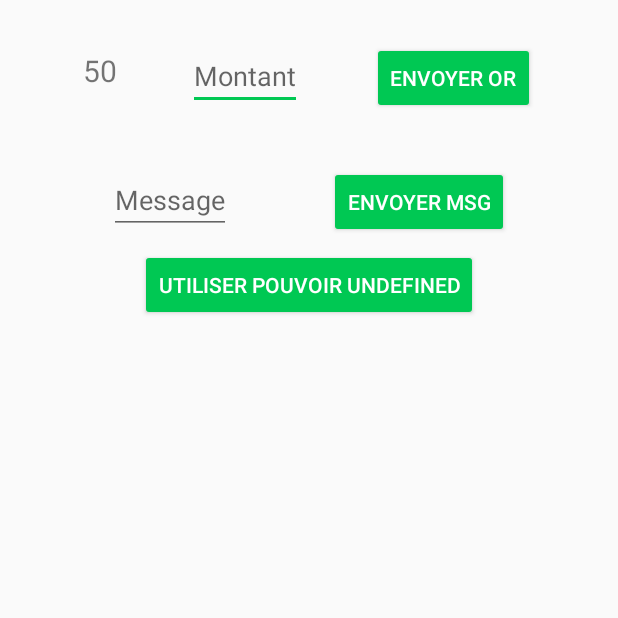
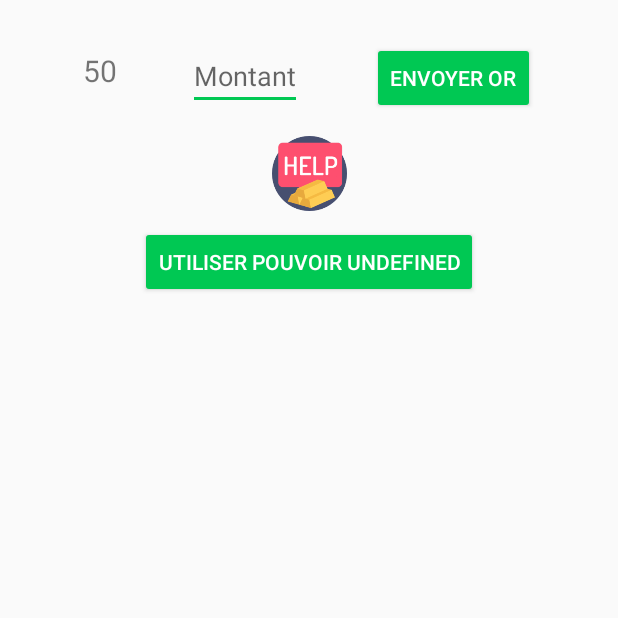
Before and after one commit to CharlyLafon37/TowerDefensePhone, an Android app: the GameActivity screen opened directly, with no data from a screen before it, on a phone screen of 412 x 824 dp, the top half of it. Run offline under Robolectric (Android 15) with nearby library versions, the phone set to English and light mode, and no system bars; libraries missing offline, so code that uses them is left out: com.github.nkzawa.emitter, com.github.nkzawa.socketio; 2 statements that could not run were skipped.

Commit message:
v0 demo.

```diff
--- a/app/src/main/AndroidManifest.xml
+++ b/app/src/main/AndroidManifest.xml
@@ -22,7 +22,8 @@
         </activity>
 
         <activity
-            android:name=".activities.GameActivity" />
+            android:name=".activities.GameActivity">
+        </activity>
     </application>
 
 </manifest>
--- a/app/src/main/java/td/ez/com/towerdefense/activities/GameActivity.java
+++ b/app/src/main/java/td/ez/com/towerdefense/activities/GameActivity.java
@@ -101,7 +101,8 @@ public class GameActivity extends AppCompatActivity
                         try
                         {
                             int amount = json.getInt("amount");
-                            Snackbar.make(findViewById(R.id.game_layout), "Received " + amount + " gold.", Snackbar.LENGTH_SHORT).show();
+                            Snackbar.make(findViewById(R.id.game_layout), "Received " + amount + " gold.", Snackbar.LENGTH_SHORT)
+                                    .show();
 
                             currentGoldAmount += amount;
                             currentGoldAmountView.setText(Integer.toString(currentGoldAmount));
@@ -128,10 +129,36 @@ public class GameActivity extends AppCompatActivity
                         JSONObject json = (JSONObject) args[0];
                         try
                         {
-                            String from = json.getString("from");
+                            String from = json.getString("De");
                             String message = json.getString("msg");
 
                             Snackbar.make(findViewById(R.id.game_layout), "From " + from + " : " + message, Snackbar.LENGTH_SHORT)
+                                    .show();
+                        }
+                        catch(JSONException e)
+                        {
+                            e.printStackTrace();
+                        }
+                    }
+                });
+            }
+        });
+
+        socket.on("state", new Emitter.Listener()
+        {
+            @Override
+            public void call(final Object... args)
+            {
+                runOnUiThread(new Runnable()
+                {
+                    @Override
+                    public void run()
+                    {
+                        JSONObject json = (JSONObject) args[0];
+                        try
+                        {
+                            String action = json.getString("action");
+                            Snackbar.make(findViewById(R.id.game_layout), "Action : " + action, Snackbar.LENGTH_SHORT)
                                     .show();
                         }
                         catch(JSONException e)
@@ -159,6 +186,9 @@ public class GameActivity extends AppCompatActivity
             return;
         }
         final int amount = Integer.parseInt(amountView.getText().toString());
+
+        if(amount > currentGoldAmount || amount < 0)
+            return;
 
         /********* Picking the player to whom send the gold *******/
         SharedPreferences sharedPref = getSharedPreferences(getString(R.string.sp_pseudos), Context.MODE_PRIVATE);
@@ -206,8 +236,20 @@ public class GameActivity extends AppCompatActivity
 
     public void onClickSendMessage(View v)
     {
-        EditText messageView = findViewById(R.id.message_tosend);
-        final String message = messageView.getText().toString().trim();
+        String message;
+
+        switch(v.getId())
+        {
+            case R.id.msg_help :
+            {
+                message = "J'ai besoin d'argent !";
+                break;
+            }
+            default:
+                message = "UNDEFINED";
+        }
+
+        final String messageToSend = message;
 
         /********* Picking the player to whom send the message *******/
         SharedPreferences sharedPref = getSharedPreferences(getString(R.string.sp_pseudos), Context.MODE_PRIVATE);
@@ -221,7 +263,7 @@ public class GameActivity extends AppCompatActivity
             @Override
             public void onPlayerPicked(String playerName)
             {
-                sendMessage(playerName, message);
+                sendMessage(playerName, messageToSend);
 
                 // FUCKING TEMPORARY !!!!!!!!
                 enableImmersiveMode();
--- a/app/src/main/res/layout/activity_game.xml
+++ b/app/src/main/res/layout/activity_game.xml
@@ -40,25 +40,16 @@
         android:text="Envoyer Or"
         android:onClick="onClickSendGold"/>
 
-    <EditText
-        android:id="@+id/message_tosend"
-        android:layout_width="wrap_content"
-        android:layout_height="wrap_content"
+    <ImageView
+        android:id="@+id/msg_help"
+        android:layout_width="50dp"
+        android:layout_height="50dp"
+        android:scaleType="centerCrop"
         app:layout_constraintLeft_toLeftOf="parent"
-        app:layout_constraintRight_toLeftOf="@id/send_message"
-        app:layout_constraintTop_toBottomOf="@id/current_gold"
-        android:hint="Message"
-        android:layout_marginTop="50dp"/>
-
-    <Button
-        android:id="@+id/send_message"
-        android:layout_width="wrap_content"
-        android:layout_height="wrap_content"
-        app:layout_constraintLeft_toRightOf="@id/message_tosend"
         app:layout_constraintRight_toRightOf="parent"
         app:layout_constraintTop_toBottomOf="@id/current_gold"
-        android:text="Envoyer msg"
-        android:layout_marginTop="50dp"
+        android:src="@drawable/help"
+        android:layout_marginTop="30dp"
         android:onClick="onClickSendMessage"/>
 
     <Button
@@ -67,7 +58,7 @@
         android:layout_height="wrap_content"
         app:layout_constraintLeft_toLeftOf="parent"
         app:layout_constraintRight_toRightOf="parent"
-        app:layout_constraintTop_toBottomOf="@id/message_tosend"
+        app:layout_constraintTop_toBottomOf="@id/msg_help"
         android:layout_marginTop="10dp"
         android:text="Utiliser pouvoir "
         android:onClick="onClickPowerButton"/>
--- a/app/src/main/res/values/colors.xml
+++ b/app/src/main/res/values/colors.xml
@@ -3,4 +3,5 @@
     <color name="colorPrimary">#F5F5F5</color>
     <color name="colorPrimaryDark">#757575</color>
     <color name="colorAccent">#00C853</color>
+    <color name="error">#FF1744</color>
 </resources>
```
Also changed, not shown: app/src/main/java/td/ez/com/towerdefense/activities/SplashActivity.java (+17 -2 lines), app/src/main/res/drawable-hdpi/help.png (added), app/src/main/res/drawable-mdpi/help.png (added), app/src/main/res/drawable-xhdpi/help.png (added), app/src/main/res/drawable-xxhdpi/help.png (added), app/src/main/res/drawable-xxxhdpi/help.png (added).
